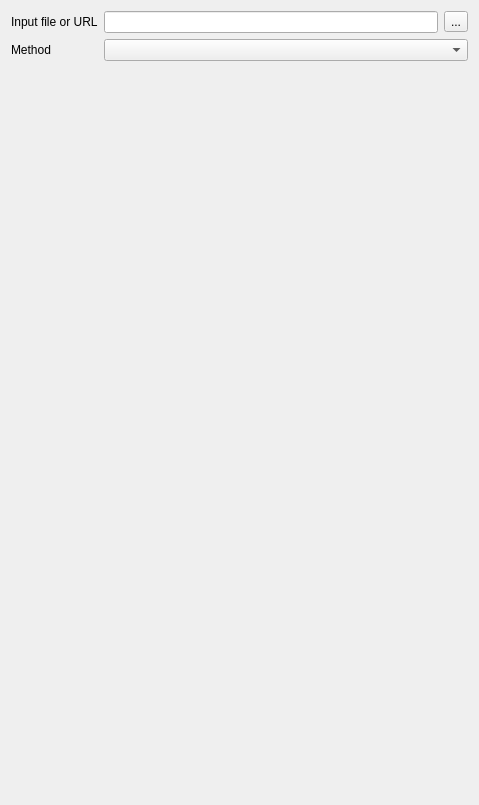
Qt form gml_application_schema_toolbox/ui/import_panel.ui (BRGM/gml_application_schema_toolbox) before a commit.
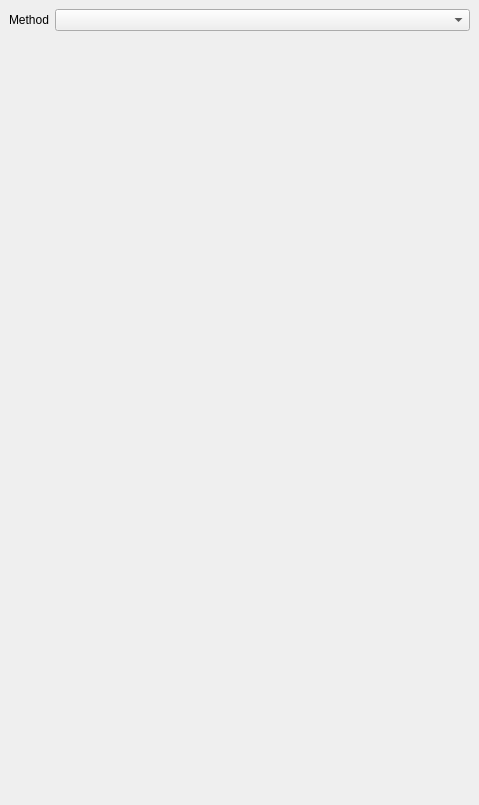
The same form after that commit.

Commit message: Add scroll area and move GML file selection

```diff
--- a/gml_application_schema_toolbox/ui/import_panel.ui
+++ b/gml_application_schema_toolbox/ui/import_panel.ui
@@ -14,41 +14,41 @@
    <string>Form</string>
   </property>
   <layout class="QVBoxLayout" name="verticalLayout">
+   <property name="margin">
+    <number>0</number>
+   </property>
+   <item>
+    <widget class="QScrollArea" name="scrollArea">
+     <property name="frameShape">
+      <enum>QFrame::NoFrame</enum>
+     </property>
+     <property name="widgetResizable">
+      <bool>true</bool>
+     </property>
+     <widget class="QWidget" name="scrollAreaWidgetContents">
+      <property name="geometry">
+       <rect>
+        <x>0</x>
+        <y>0</y>
+        <width>479</width>
+        <height>805</height>
+       </rect>
+      </property>
+      <layout class="QVBoxLayout" name="verticalLayout_2">
    <item>
     <layout class="QFormLayout" name="formLayout">
      <property name="fieldGrowthPolicy">
       <enum>QFormLayout::AllNonFixedFieldsGrow</enum>
      </property>
-     <item row="1" column="0">
+         <item row="0" column="0">
       <widget class="QLabel" name="ImportTypeLabel">
        <property name="text">
         <string>Method</string>
        </property>
       </widget>
      </item>
-     <item row="1" column="1">
-      <widget class="QComboBox" name="importTypeCombo"/>
-     </item>
      <item row="0" column="1">
-      <layout class="QHBoxLayout" name="horizontalLayout">
-       <item>
-        <widget class="QLineEdit" name="gmlPathLineEdit"/>
-       </item>
-       <item>
-        <widget class="QToolButton" name="gmlPathButton">
-         <property name="text">
-          <string>...</string>
-         </property>
-        </widget>
-       </item>
-      </layout>
-     </item>
-     <item row="0" column="0">
-      <widget class="QLabel" name="label_5">
-       <property name="text">
-        <string>Input file or URL</string>
-       </property>
-      </widget>
+          <widget class="QComboBox" name="importTypeCombo"/>
      </item>
     </layout>
    </item>
@@ -59,6 +59,10 @@
      </property>
      <widget class="QWidget" name="page"/>
      <widget class="QWidget" name="page_2"/>
+        </widget>
+       </item>
+      </layout>
+     </widget>
     </widget>
    </item>
   </layout>
```
Lines whose indentation alone changed are shown as unchanged. The commit also changes 5 other files.
